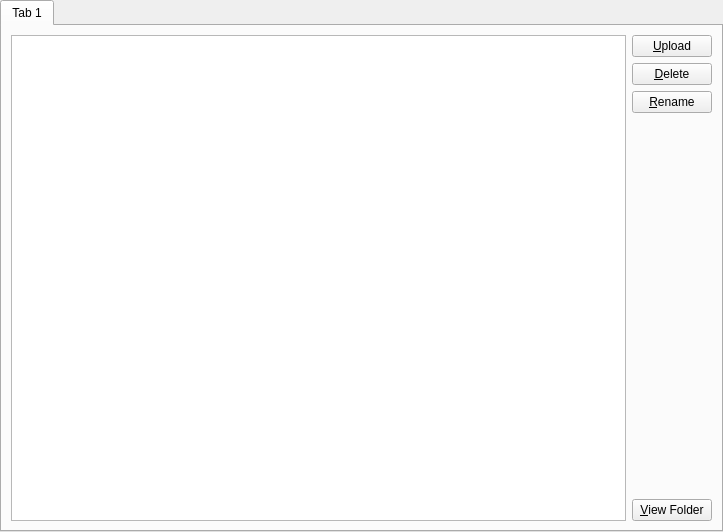
Old version of the form application/pages/instance/ScreenshotsPage.ui in the repository FreesmTeam/FreesmLauncher.
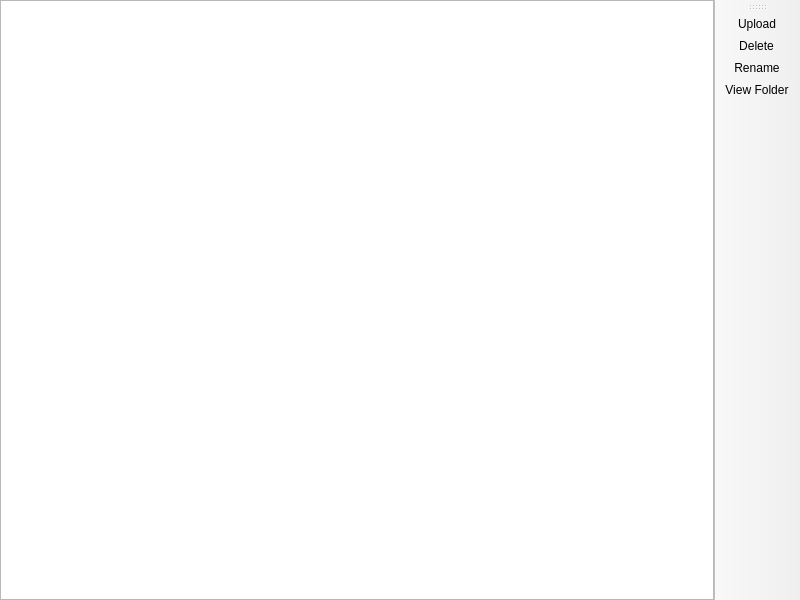
New version of the form.

Commit message: NOISSUE convert rest of the instance pages to use toolbars for side menus

Patch:
```diff
--- a/application/pages/instance/ScreenshotsPage.ui
+++ b/application/pages/instance/ScreenshotsPage.ui
@@ -1,16 +1,20 @@
 <?xml version="1.0" encoding="UTF-8"?>
 <ui version="4.0">
  <class>ScreenshotsPage</class>
- <widget class="QWidget" name="ScreenshotsPage">
+ <widget class="QMainWindow" name="ScreenshotsPage">
   <property name="geometry">
    <rect>
     <x>0</x>
     <y>0</y>
-    <width>723</width>
-    <height>532</height>
+    <width>800</width>
+    <height>600</height>
    </rect>
   </property>
-  <layout class="QVBoxLayout" name="verticalLayout">
+  <property name="windowTitle">
+   <string>MainWindow</string>
+  </property>
+  <widget class="QWidget" name="centralwidget">
+   <layout class="QHBoxLayout" name="horizontalLayout">
    <property name="leftMargin">
     <number>0</number>
    </property>
@@ -24,16 +28,6 @@
     <number>0</number>
    </property>
    <item>
-    <widget class="QTabWidget" name="tabWidget">
-     <property name="currentIndex">
-      <number>0</number>
-     </property>
-     <widget class="QWidget" name="tab">
-      <attribute name="title">
-       <string notr="true">Tab 1</string>
-      </attribute>
-      <layout class="QHBoxLayout" name="horizontalLayout">
-       <item>
         <widget class="QListView" name="listView">
          <property name="selectionMode">
           <enum>QAbstractItemView::ExtendedSelection</enum>
@@ -43,64 +37,44 @@
          </property>
         </widget>
        </item>
-       <item>
-        <layout class="QVBoxLayout" name="verticalLayout_2">
-         <item>
-          <widget class="QPushButton" name="uploadBtn">
-           <property name="text">
-            <string>&amp;Upload</string>
-           </property>
-          </widget>
-         </item>
-         <item>
-          <widget class="QPushButton" name="deleteBtn">
+   </layout>
+  </widget>
+  <widget class="QToolBar" name="toolBar">
+   <property name="windowTitle">
+    <string>toolBar</string>
+   </property>
+   <attribute name="toolBarArea">
+    <enum>RightToolBarArea</enum>
+   </attribute>
+   <attribute name="toolBarBreak">
+    <bool>false</bool>
+   </attribute>
+   <addaction name="actionUpload"/>
+   <addaction name="actionDelete"/>
+   <addaction name="actionRename"/>
+   <addaction name="actionView_Folder"/>
+  </widget>
+  <action name="actionUpload">
            <property name="text">
-            <string>&amp;Delete</string>
-           </property>
-          </widget>
-         </item>
-         <item>
-          <widget class="QPushButton" name="renameBtn">
+    <string>Upload</string>
+   </property>
+  </action>
+  <action name="actionDelete">
            <property name="text">
-            <string>&amp;Rename</string>
-           </property>
-          </widget>
-         </item>
-         <item>
-          <spacer name="verticalSpacer">
-           <property name="orientation">
-            <enum>Qt::Vertical</enum>
-           </property>
-           <property name="sizeHint" stdset="0">
-            <size>
-             <width>20</width>
-             <height>40</height>
-            </size>
-           </property>
-          </spacer>
-         </item>
-         <item>
-          <widget class="QPushButton" name="viewFolderBtn">
+    <string>Delete</string>
+   </property>
+  </action>
+  <action name="actionRename">
+   <property name="text">
+    <string>Rename</string>
+   </property>
+  </action>
+  <action name="actionView_Folder">
            <property name="text">
-            <string>&amp;View Folder</string>
-           </property>
-          </widget>
-         </item>
-        </layout>
-       </item>
-      </layout>
-     </widget>
-    </widget>
-   </item>
-  </layout>
- </widget>
- <tabstops>
-  <tabstop>listView</tabstop>
-  <tabstop>uploadBtn</tabstop>
-  <tabstop>deleteBtn</tabstop>
-  <tabstop>renameBtn</tabstop>
-  <tabstop>viewFolderBtn</tabstop>
- </tabstops>
+    <string>View Folder</string>
+   </property>
+  </action>
+ </widget>
  <resources/>
  <connections/>
 </ui>
```
Lines whose indentation alone changed are shown as unchanged. The commit also changes 12 other files.
